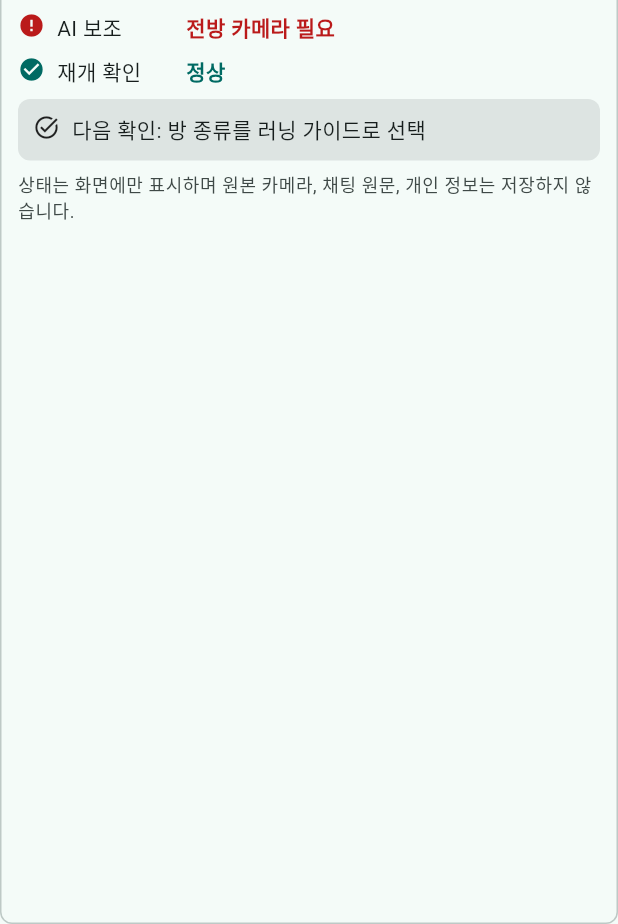
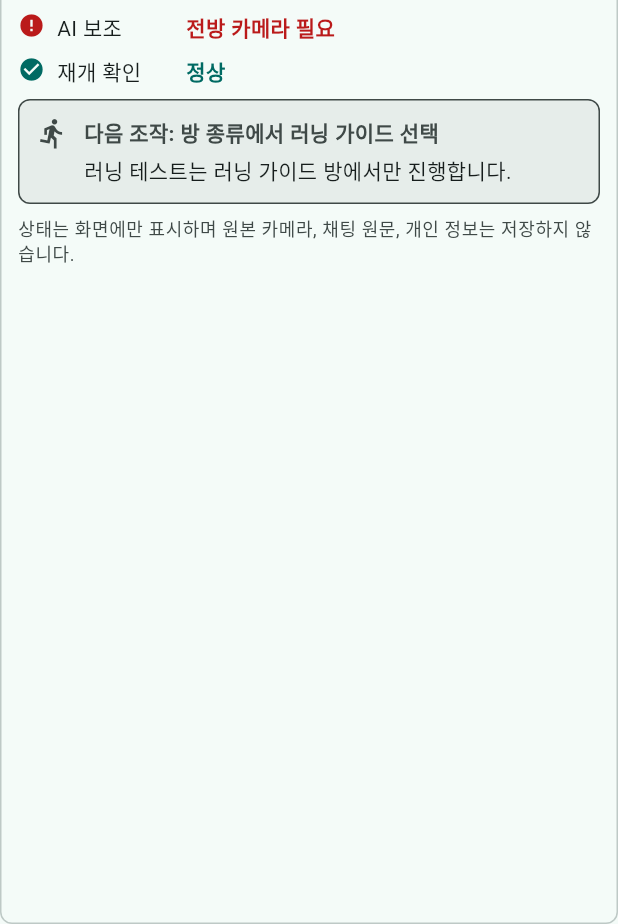
Before and after one commit to dldl8819/hei-connect, a Flutter app: the _FieldTestStatusPanel widget shown alone on an empty page, opened directly with empty values, on a phone screen of 412 x 824 dp, the part 312-1236 px from its top. Run offline on Flutter 3.47's test engine with Material 3 defaults, Android fonts, the phone set to English and light mode, and no system bars; our stand-ins replace logger, web; missing offline and left inert: dart:js_interop, dart:ui_web, dart_webrtc, google_mlkit_object_detection, webrtc_interface.

Commit message:
feat(mobile): clarify field test next action

```diff
--- a/apps/mobile/lib/features/live/live_host_page.dart
+++ b/apps/mobile/lib/features/live/live_host_page.dart
@@ -1335,6 +1335,20 @@ class _FieldTestStatusItem {
   final _FieldTestStatusState state;
 }
 
+class _FieldTestNextAction {
+  const _FieldTestNextAction({
+    required this.title,
+    required this.detail,
+    required this.icon,
+    required this.state,
+  });
+
+  final String title;
+  final String detail;
+  final IconData icon;
+  final _FieldTestStatusState state;
+}
+
 class _FieldTestStatusPanel extends StatelessWidget {
   const _FieldTestStatusPanel({
     required this.session,
@@ -1425,6 +1439,7 @@ class _FieldTestStatusPanel extends StatelessWidget {
             : _FieldTestStatusState.ready,
       ),
     ];
+    final nextAction = _nextAction;
 
     return DecoratedBox(
       decoration: BoxDecoration(
@@ -1449,18 +1464,46 @@ class _FieldTestStatusPanel extends StatelessWidget {
             ],
             DecoratedBox(
               decoration: BoxDecoration(
-                color: colorScheme.surfaceContainerHighest,
+                color: _stateColor(context, nextAction.state).withValues(
+                  alpha: 0.08,
+                ),
+                border: Border.all(
+                  color: _stateColor(context, nextAction.state),
+                ),
                 borderRadius: BorderRadius.circular(8),
               ),
               child: Padding(
-                padding: const EdgeInsets.all(10),
+                padding: const EdgeInsets.all(12),
                 child: Row(
                   crossAxisAlignment: CrossAxisAlignment.start,
                   children: [
-                    const Icon(Icons.task_alt, size: 18),
-                    const SizedBox(width: 8),
+                    Icon(
+                      nextAction.icon,
+                      color: _stateColor(context, nextAction.state),
+                      size: 22,
+                    ),
+                    const SizedBox(width: 10),
                     Expanded(
-                      child: Text('다음 확인: $_nextStep'),
+                      child: Column(
+                        crossAxisAlignment: CrossAxisAlignment.start,
+                        children: [
+                          Text(
+                            '다음 조작: ${nextAction.title}',
+                            style: Theme.of(context)
+                                .textTheme
+                                .bodyMedium
+                                ?.copyWith(
+                                  color: _stateColor(
+                                    context,
+                                    nextAction.state,
+                                  ),
+                                  fontWeight: FontWeight.w700,
+                                ),
+                          ),
+                          const SizedBox(height: 4),
+                          Text(nextAction.detail),
+                        ],
+                      ),
                     ),
                   ],
                 ),
@@ -1580,35 +1623,107 @@ class _FieldTestStatusPanel extends StatelessWidget {
     return _FieldTestStatusState.pending;
   }
 
-  String get _nextStep {
+  _FieldTestNextAction get _nextAction {
     final sessionPurpose = session?.purpose ?? purpose;
     final sessionSourceMode = session?.sourceMode ?? sourceMode;
 
+    if (requiresResumeConfirmation) {
+      return const _FieldTestNextAction(
+        title: '안전 확인 후 재개 버튼',
+        detail: '러너가 멈췄고 카메라와 오디오가 안정적인 상태에서만 재개합니다.',
+        icon: Icons.restart_alt,
+        state: _FieldTestStatusState.blocked,
+      );
+    }
     if (sessionPurpose != LiveSessionPurpose.runningGuide) {
-      return '방 종류를 러닝 가이드로 선택';
+      return const _FieldTestNextAction(
+        title: '방 종류에서 러닝 가이드 선택',
+        detail: '러닝 테스트는 러닝 가이드 방에서만 진행합니다.',
+        icon: Icons.directions_run,
+        state: _FieldTestStatusState.pending,
+      );
     }
     if (sessionSourceMode != LiveSourceMode.worldCamera) {
-      return '방송 소스를 눈앞 카메라로 변경';
+      return const _FieldTestNextAction(
+        title: '방송 소스에서 눈앞 카메라 선택',
+        detail: '가이드와 AI 보조가 전방 화면을 확인할 수 있어야 합니다.',
+        icon: Icons.camera_alt,
+        state: _FieldTestStatusState.pending,
+      );
     }
     if (!preRunChecklistComplete) {
-      return '러닝 전 안전 체크 완료';
+      return const _FieldTestNextAction(
+        title: '러닝 전 안전 체크 완료',
+        detail: '통제 경로, 백업 동행자, 카메라 각도, 오디오를 먼저 확인합니다.',
+        icon: Icons.checklist,
+        state: _FieldTestStatusState.pending,
+      );
     }
     if (session == null) {
-      return '라이브 세션 생성';
+      return const _FieldTestNextAction(
+        title: '라이브 세션 생성 버튼',
+        detail: '세션을 만든 뒤 가이드가 참여할 수 있습니다.',
+        icon: Icons.add_circle_outline,
+        state: _FieldTestStatusState.pending,
+      );
     }
     if (!isLive) {
-      return '정지 상태에서 라이브 시작';
+      return const _FieldTestNextAction(
+        title: '라이브 시작 버튼',
+        detail: '러너는 정지한 상태에서 카메라와 마이크 권한을 허용합니다.',
+        icon: Icons.play_circle,
+        state: _FieldTestStatusState.pending,
+      );
     }
     if (webRtcPhase != WebRtcPhase.connected) {
-      return '가이드 참여 후 WebRTC 연결 확인';
-    }
-    if (aiAssistEnabled && aiVerificationMode) {
-      return '감속 큐와 정지 큐를 순서대로 테스트';
-    }
-    if (aiAssistEnabled) {
-      return '정지 상태에서 안전한 테스트 물체로 AI 분석 확인';
-    }
-    return '음성 안내, 채팅 TTS, 정지 후 재개 흐름 확인';
+      return const _FieldTestNextAction(
+        title: '가이드 참여 후 신호 새로고침',
+        detail: '가이드 기기에서 참여한 뒤 WebRTC가 연결됨으로 바뀌는지 확인합니다.',
+        icon: Icons.sync,
+        state: _FieldTestStatusState.warning,
+      );
+    }
+    if (!aiAssistEnabled) {
+      return const _FieldTestNextAction(
+        title: 'AI 보조 안내 스위치',
+        detail: '먼저 음성 안내와 정지 흐름을 확인한 뒤 AI 보조를 켭니다.',
+        icon: Icons.visibility,
+        state: _FieldTestStatusState.pending,
+      );
+    }
+    if (aiVerificationMode) {
+      return const _FieldTestNextAction(
+        title: '감속 큐 테스트, 정지 큐 테스트',
+        detail: '검증 모드는 카메라 분석 없이 TTS와 일시정지 흐름만 확인합니다.',
+        icon: Icons.science,
+        state: _FieldTestStatusState.warning,
+      );
+    }
+    final decision = aiController.lastDecision;
+    if (decision == null || decision.isStaleAt(now)) {
+      return const _FieldTestNextAction(
+        title: '지금 분석 버튼',
+        detail: '러너를 정지시킨 뒤 안전한 테스트 물체로 실제 분석 상태를 확인합니다.',
+        icon: Icons.refresh,
+        state: _FieldTestStatusState.warning,
+      );
+    }
+    return const _FieldTestNextAction(
+      title: '정지와 재개 흐름 확인',
+      detail: '연결 손실, 정지 큐, 안전 확인 후 재개가 예상대로 동작하는지 확인합니다.',
+      icon: Icons.task_alt,
+      state: _FieldTestStatusState.ready,
+    );
+  }
+
+  Color _stateColor(BuildContext context, _FieldTestStatusState state) {
+    final colorScheme = Theme.of(context).colorScheme;
+    return switch (state) {
+      _FieldTestStatusState.ready => colorScheme.primary,
+      _FieldTestStatusState.pending => colorScheme.onSurfaceVariant,
+      _FieldTestStatusState.warning => const Color(0xFFB45309),
+      _FieldTestStatusState.blocked => colorScheme.error,
+    };
   }
 }
 
```
